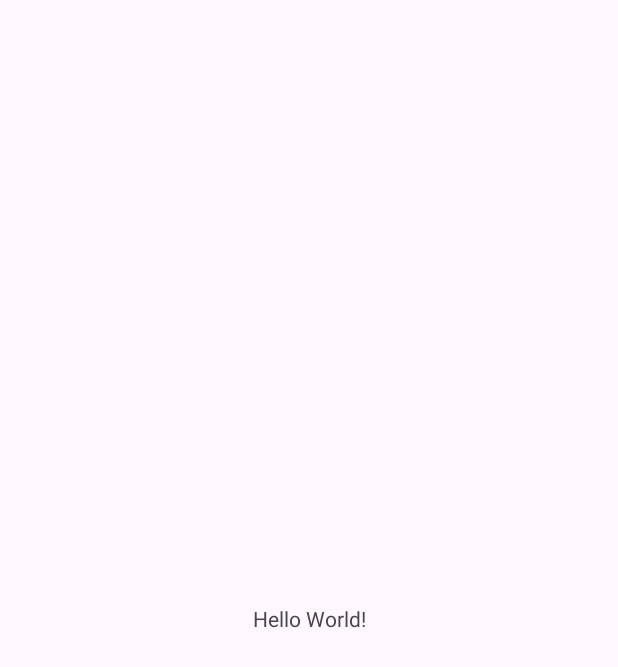
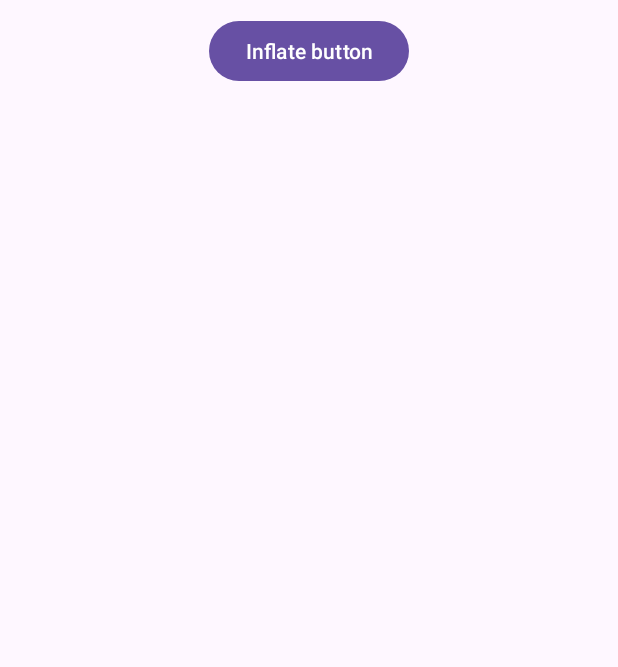
Before and after one commit to QV1LL/reservoir-calibrations-app, an Android app: the screen it shows after launch (MainActivity), on a phone screen of 412 x 824 dp. Before the commit the part shown is almost empty. Shown: the top 667 px of the screen. Run offline under Robolectric (Android 15) with nearby library versions, the phone set to English and light mode, and no system bars.

Commit message:
Have tried to inflate some layout, begun work

```diff
--- a/app/src/main/java/com/example/reservoircalibrations/MainActivity.java
+++ b/app/src/main/java/com/example/reservoircalibrations/MainActivity.java
@@ -1,6 +1,13 @@
 package com.example.reservoircalibrations;
 
 import android.os.Bundle;
+import android.util.Log;
+import android.view.LayoutInflater;
+import android.view.View;
+import android.view.ViewParent;
+import android.widget.Button;
+import android.widget.LinearLayout;
+import android.widget.ScrollView;
 
 import androidx.activity.EdgeToEdge;
 import androidx.appcompat.app.AppCompatActivity;
@@ -8,7 +15,17 @@ import androidx.core.graphics.Insets;
 import androidx.core.view.ViewCompat;
 import androidx.core.view.WindowInsetsCompat;
 
+import java.util.ArrayList;
+import java.util.List;
+
 public class MainActivity extends AppCompatActivity {
+
+    LayoutInflater inflater;
+    Button inflateButton;
+
+    LinearLayout linearLayout;
+
+    List<View> inflatedItems = new ArrayList<View>();
 
     @Override
     protected void onCreate(Bundle savedInstanceState) {
@@ -20,5 +37,27 @@ public class MainActivity extends AppCompatActivity {
             v.setPadding(systemBars.left, systemBars.top, systemBars.right, systemBars.bottom);
             return insets;
         });
+
+        linearLayout = (LinearLayout) findViewById(R.id.items_layout);
+
+        inflater = getLayoutInflater();
+        inflateButton = (Button) findViewById(R.id.inflate_button);
+        inflateButton.setOnClickListener(new View.OnClickListener() {
+            @Override
+            public void onClick(View view) {
+                final View item = inflater.inflate(R.layout.item, null, false);
+                linearLayout.addView(item);
+
+                item.setClickable(true);
+                item.setOnClickListener(new View.OnClickListener() {
+                    @Override
+                    public void onClick(View view) {
+                        linearLayout.removeView(item);
+                    }
+                });
+
+                inflatedItems.add(item);
+            }
+        });
     }
 }
--- a/app/src/main/res/layout/activity_main.xml
+++ b/app/src/main/res/layout/activity_main.xml
@@ -7,13 +7,37 @@
     android:layout_height="match_parent"
     tools:context=".MainActivity">
 
-    <TextView
+    <Button
+        android:id="@+id/inflate_button"
         android:layout_width="wrap_content"
         android:layout_height="wrap_content"
-        android:text="Hello World!"
-        app:layout_constraintBottom_toBottomOf="parent"
+        android:text="Inflate button"
+        app:layout_constraintStart_toStartOf="parent"
         app:layout_constraintEnd_toEndOf="parent"
+        app:layout_constraintTop_toTopOf="parent"
+        android:layout_marginTop="10dp"/>
+
+    <ScrollView
+        android:id="@+id/scroll_view"
+        android:layout_width="match_parent"
+        android:layout_height="wrap_content"
+        app:layout_constraintTop_toBottomOf="@+id/inflate_button"
         app:layout_constraintStart_toStartOf="parent"
-        app:layout_constraintTop_toTopOf="parent" />
+        app:layout_constraintEnd_toEndOf="parent">
+
+        <LinearLayout
+            android:id="@+id/items_layout"
+            android:layout_width="match_parent"
+            android:layout_height="wrap_content"
+            app:layout_constraintStart_toStartOf="parent"
+            app:layout_constraintEnd_toEndOf="parent"
+            app:layout_constraintTop_toTopOf="parent"
+            android:layout_marginTop="10dp"
+            android:orientation="vertical">
+
+
+        </LinearLayout>
+
+    </ScrollView>
 
 </androidx.constraintlayout.widget.ConstraintLayout>
```
Also changed, not shown: app/src/main/res/layout/item.xml (added, +21 -0 lines).
